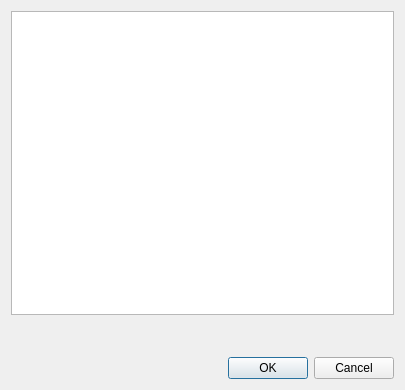
Old version of the form src/librssguard/gui/dialogs/formaddaccount.ui in the repository martinrotter/rssguard.
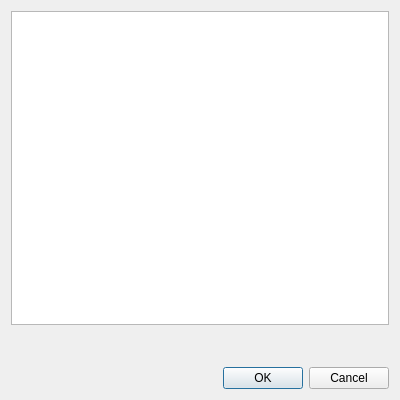
New version of the form.

```diff
--- a/src/librssguard/gui/dialogs/formaddaccount.ui
+++ b/src/librssguard/gui/dialogs/formaddaccount.ui
@@ -6,8 +6,8 @@
    <rect>
     <x>0</x>
     <y>0</y>
-    <width>405</width>
-    <height>390</height>
+    <width>400</width>
+    <height>400</height>
    </rect>
   </property>
   <property name="windowTitle">
```
Left out of the diff: 8 changed lines with no effect on the pictures.
